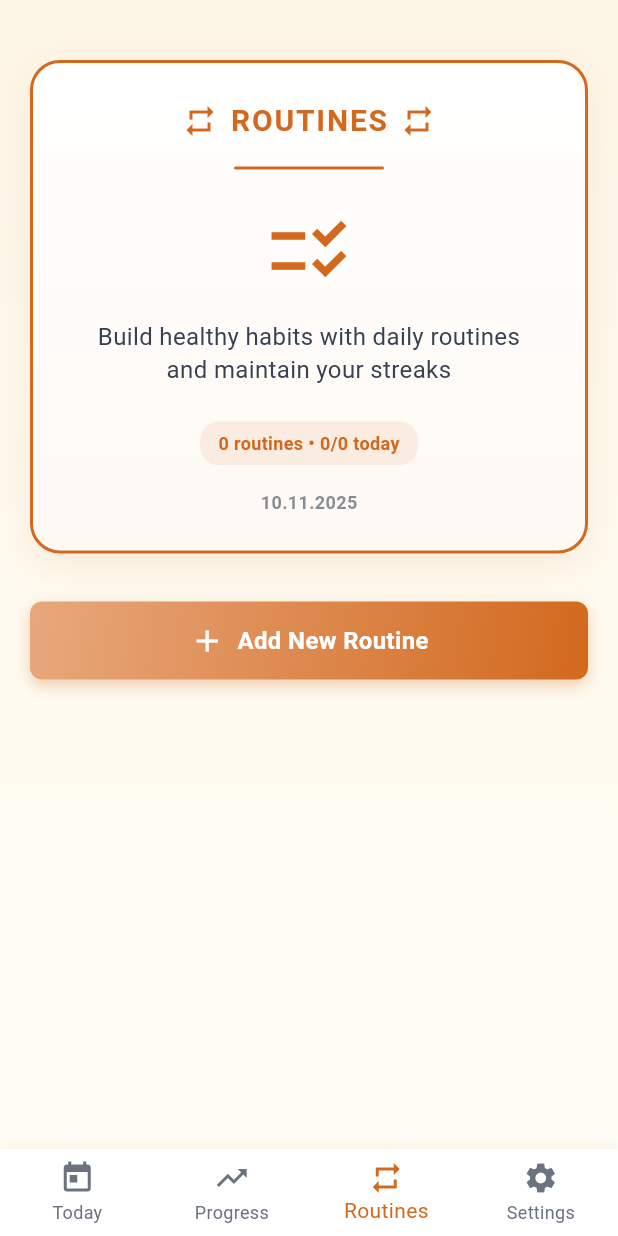
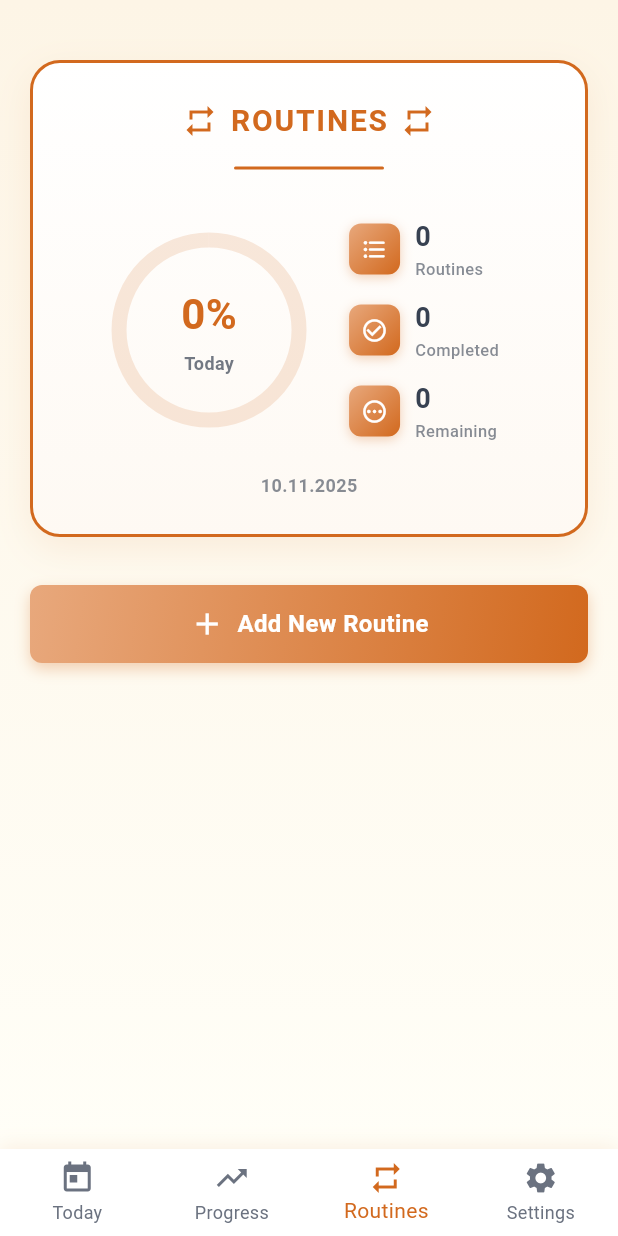
Before and after one commit to yigitalisonmez/me_hub, a Flutter app: the screen it shows after launch, swiped to page 3, on a phone screen of 412 x 824 dp. Run offline on Flutter 3.47's test engine with Material 3 defaults, Android fonts, the phone set to English and light mode, and no system bars; our stand-ins replace hive, hive_flutter, lottie, shared_preferences, timeline_tile; accounts and stored records are empty; network calls fail.

Commit message:
routines UI fixes

```diff
--- a/lib/features/routines/presentation/pages/routines_page.dart
+++ b/lib/features/routines/presentation/pages/routines_page.dart
@@ -91,6 +91,7 @@ class _RoutinesPageState extends State<RoutinesPage>
       completedToday += r.items.where((i) => i.isCheckedToday(today)).length;
     }
     final totalRoutines = provider.routines.length;
+    final completionRate = totalItems == 0 ? 0.0 : completedToday / totalItems;
 
     return Container(
       width: double.infinity,
@@ -110,6 +111,7 @@ class _RoutinesPageState extends State<RoutinesPage>
       child: Column(
         mainAxisSize: MainAxisSize.min,
         children: [
+          // Title
           Row(
             mainAxisAlignment: MainAxisAlignment.center,
             children: const [
@@ -137,39 +139,42 @@ class _RoutinesPageState extends State<RoutinesPage>
               borderRadius: BorderRadius.circular(1),
             ),
           ),
-          const SizedBox(height: 8),
-          const Icon(
-            Icons.checklist_rtl,
-            size: 60,
-            color: AppColors.primaryOrange,
+          const SizedBox(height: 16),
+          // Circular Progress with stats
+          Row(
+            mainAxisAlignment: MainAxisAlignment.spaceEvenly,
+            crossAxisAlignment: CrossAxisAlignment.center,
+            children: [
+              // Circular Progress
+              _buildCircularProgress(completionRate, completedToday, totalItems),
+              // Stats Column
+              Column(
+                crossAxisAlignment: CrossAxisAlignment.start,
+                mainAxisSize: MainAxisSize.min,
+                children: [
+                  _buildStatItem(
+                    Icons.format_list_bulleted_rounded,
+                    '$totalRoutines',
+                    'Routines',
+                  ),
+                  const SizedBox(height: 12),
+                  _buildStatItem(
+                    Icons.check_circle_outline,
+                    '$completedToday',
+                    'Completed',
+                  ),
+                  const SizedBox(height: 12),
+                  _buildStatItem(
+                    Icons.pending_outlined,
+                    '${totalItems - completedToday}',
+                    'Remaining',
+                  ),
+                ],
+              ),
+            ],
           ),
-          const SizedBox(height: 16),
-          const Text(
-            'Build healthy habits with daily routines\nand maintain your streaks',
-            textAlign: TextAlign.center,
-            style: TextStyle(
-              fontSize: 16,
-              color: AppColors.darkGrey,
-              height: 1.4,
-            ),
-          ),
-          const SizedBox(height: 24),
-          Container(
-            padding: const EdgeInsets.symmetric(horizontal: 12, vertical: 6),
-            decoration: BoxDecoration(
-              color: AppColors.primaryOrange.withValues(alpha: 0.1),
-              borderRadius: BorderRadius.circular(12),
-            ),
-            child: Text(
-              '$totalRoutines routines • $completedToday/$totalItems today',
-              style: const TextStyle(
-                color: AppColors.primaryOrange,
-                fontSize: 12,
-                fontWeight: FontWeight.w600,
-              ),
-            ),
-          ),
-          const SizedBox(height: 16),
+          const SizedBox(height: 20),
+          // Date
           Text(
             '${today.day}.${today.month}.${today.year}',
             style: TextStyle(
@@ -180,6 +185,125 @@ class _RoutinesPageState extends State<RoutinesPage>
           ),
         ],
       ),
+    );
+  }
+
+  Widget _buildCircularProgress(double progress, int completed, int total) {
+    return TweenAnimationBuilder<double>(
+      tween: Tween(begin: 0.0, end: progress),
+      duration: const Duration(milliseconds: 1200),
+      curve: Curves.easeOutCubic,
+      builder: (context, animatedProgress, child) {
+        return SizedBox(
+          width: 120,
+          height: 120,
+          child: Stack(
+            alignment: Alignment.center,
+            children: [
+              // Background circle
+              SizedBox(
+                width: 120,
+                height: 120,
+                child: CircularProgressIndicator(
+                  value: 1.0,
+                  strokeWidth: 10,
+                  backgroundColor: Colors.transparent,
+                  valueColor: AlwaysStoppedAnimation<Color>(
+                    AppColors.primaryOrange.withValues(alpha: 0.15),
+                  ),
+                ),
+              ),
+              // Progress circle with gradient effect
+              SizedBox(
+                width: 120,
+                height: 120,
+                child: CircularProgressIndicator(
+                  value: animatedProgress,
+                  strokeWidth: 10,
+                  backgroundColor: Colors.transparent,
+                  valueColor: const AlwaysStoppedAnimation<Color>(
+                    AppColors.primaryOrange,
+                  ),
+                  strokeCap: StrokeCap.round,
+                ),
+              ),
+              // Center content
+              Column(
+                mainAxisSize: MainAxisSize.min,
+                children: [
+                  Text(
+                    '${(animatedProgress * 100).toStringAsFixed(0)}%',
+                    style: const TextStyle(
+                      fontSize: 28,
+                      fontWeight: FontWeight.bold,
+                      color: AppColors.primaryOrange,
+                    ),
+                  ),
+                  const SizedBox(height: 4),
+                  Text(
+                    'Today',
+                    style: TextStyle(
+                      fontSize: 12,
+                      color: AppColors.darkGrey.withValues(alpha: 0.7),
+                      fontWeight: FontWeight.w600,
+                    ),
+                  ),
+                ],
+              ),
+            ],
+          ),
+        );
+      },
+    );
+  }
+
+  Widget _buildStatItem(IconData icon, String value, String label) {
+    return Row(
+      mainAxisSize: MainAxisSize.min,
+      children: [
+        Container(
+          padding: const EdgeInsets.all(8),
+          decoration: BoxDecoration(
+            gradient: AppColors.primaryGradient,
+            borderRadius: BorderRadius.circular(8),
+            boxShadow: [
+              BoxShadow(
+                color: AppColors.primaryOrange.withValues(alpha: 0.3),
+                blurRadius: 6,
+                offset: const Offset(0, 2),
+              ),
+            ],
+          ),
+          child: Icon(
+            icon,
+            color: AppColors.white,
+            size: 18,
+          ),
+        ),
+        const SizedBox(width: 10),
+        Column(
+          crossAxisAlignment: CrossAxisAlignment.start,
+          mainAxisSize: MainAxisSize.min,
+          children: [
+            Text(
+              value,
+              style: const TextStyle(
+                fontSize: 18,
+                fontWeight: FontWeight.bold,
+                color: AppColors.darkGrey,
+              ),
+            ),
+            Text(
+              label,
+              style: TextStyle(
+                fontSize: 11,
+                color: AppColors.darkGrey.withValues(alpha: 0.6),
+                fontWeight: FontWeight.w500,
+              ),
+            ),
+          ],
+        ),
+      ],
     );
   }
 
```
